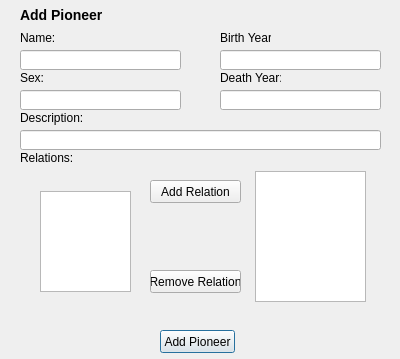
This is vika3/ui/addpioneer.ui in hlynurstef/Verklegt-namskeid-1-vika-3 as Qt 5 draws it before an edit. The edited form follows.
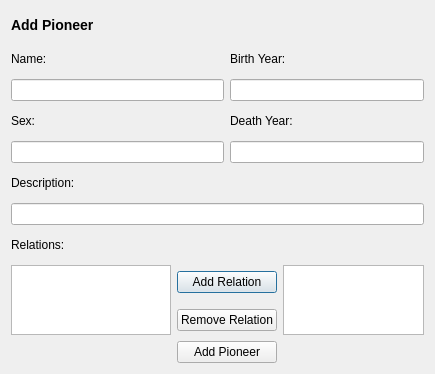
This is the edited form. Icons and pictures are not drawn.

```diff
--- a/vika3/ui/addpioneer.ui
+++ b/vika3/ui/addpioneer.ui
@@ -6,8 +6,8 @@
    <rect>
     <x>0</x>
     <y>0</y>
-    <width>400</width>
-    <height>359</height>
+    <width>435</width>
+    <height>374</height>
    </rect>
   </property>
   <property name="windowTitle">
@@ -17,258 +17,127 @@
    <iconset resource="resources.qrc">
     <normaloff>:/icons/Images/add_pio.png</normaloff>:/icons/Images/add_pio.png</iconset>
   </property>
+  <layout class="QGridLayout" name="gridLayout">
+   <item row="0" column="0">
   <widget class="QLabel" name="label_add_pio">
-   <property name="geometry">
-    <rect>
-     <x>20</x>
-     <y>0</y>
-     <width>91</width>
-     <height>31</height>
-    </rect>
-   </property>
    <property name="text">
     <string>&lt;h3&gt;Add Pioneer &lt;/h2&gt;</string>
    </property>
   </widget>
+   </item>
+   <item row="1" column="0">
   <widget class="QLabel" name="label_name">
-   <property name="geometry">
-    <rect>
-     <x>20</x>
-     <y>30</y>
-     <width>47</width>
-     <height>16</height>
-    </rect>
-   </property>
    <property name="text">
     <string>Name: </string>
    </property>
   </widget>
-  <widget class="QLineEdit" name="input_name">
-   <property name="geometry">
-    <rect>
-     <x>20</x>
-     <y>50</y>
-     <width>161</width>
-     <height>20</height>
-    </rect>
-   </property>
-  </widget>
-  <widget class="QLineEdit" name="input_bYear">
-   <property name="geometry">
-    <rect>
-     <x>220</x>
-     <y>50</y>
-     <width>161</width>
-     <height>20</height>
-    </rect>
-   </property>
-  </widget>
-  <widget class="QLineEdit" name="input_sex">
-   <property name="geometry">
-    <rect>
-     <x>20</x>
-     <y>90</y>
-     <width>161</width>
-     <height>20</height>
-    </rect>
-   </property>
-  </widget>
-  <widget class="QLineEdit" name="input_dYear">
-   <property name="geometry">
-    <rect>
-     <x>220</x>
-     <y>90</y>
-     <width>161</width>
-     <height>20</height>
-    </rect>
-   </property>
-  </widget>
-  <widget class="QLabel" name="label_sex">
-   <property name="geometry">
-    <rect>
-     <x>20</x>
-     <y>70</y>
-     <width>47</width>
-     <height>16</height>
-    </rect>
-   </property>
+   </item>
+   <item row="1" column="1" colspan="2">
+    <widget class="QLabel" name="label_name_error">
    <property name="text">
-    <string>Sex:</string>
-   </property>
-  </widget>
+      <string/>
+     </property>
+    </widget>
+   </item>
+   <item row="1" column="3" colspan="2">
   <widget class="QLabel" name="label_birth_year">
-   <property name="geometry">
-    <rect>
-     <x>220</x>
-     <y>30</y>
-     <width>51</width>
-     <height>16</height>
-    </rect>
-   </property>
    <property name="text">
     <string>Birth Year:</string>
    </property>
   </widget>
+   </item>
+   <item row="1" column="5">
+    <widget class="QLabel" name="label_byear_error">
+     <property name="text">
+      <string/>
+     </property>
+    </widget>
+   </item>
+   <item row="2" column="0" colspan="3">
+    <widget class="QLineEdit" name="input_name"/>
+   </item>
+   <item row="2" column="3" colspan="3">
+    <widget class="QLineEdit" name="input_bYear"/>
+   </item>
+   <item row="3" column="0">
+    <widget class="QLabel" name="label_sex">
+     <property name="text">
+      <string>Sex:</string>
+     </property>
+    </widget>
+   </item>
+   <item row="3" column="1" colspan="2">
+    <widget class="QLabel" name="label_sex_error">
+     <property name="text">
+      <string/>
+     </property>
+    </widget>
+   </item>
+   <item row="3" column="3" colspan="2">
   <widget class="QLabel" name="label__death_year">
-   <property name="geometry">
-    <rect>
-     <x>220</x>
-     <y>70</y>
-     <width>61</width>
-     <height>16</height>
-    </rect>
-   </property>
    <property name="text">
     <string>Death Year:</string>
    </property>
   </widget>
+   </item>
+   <item row="4" column="0" colspan="3">
+    <widget class="QLineEdit" name="input_sex"/>
+   </item>
+   <item row="4" column="3" colspan="3">
+    <widget class="QLineEdit" name="input_dYear"/>
+   </item>
+   <item row="5" column="0">
   <widget class="QLabel" name="label_description">
-   <property name="geometry">
-    <rect>
-     <x>20</x>
-     <y>110</y>
-     <width>71</width>
-     <height>16</height>
-    </rect>
-   </property>
    <property name="text">
     <string>Description:</string>
    </property>
   </widget>
-  <widget class="QPushButton" name="button_add_pioneer">
-   <property name="geometry">
-    <rect>
-     <x>160</x>
-     <y>330</y>
-     <width>75</width>
-     <height>23</height>
-    </rect>
-   </property>
-   <property name="text">
-    <string>Add Pioneer</string>
-   </property>
-  </widget>
-  <widget class="QLabel" name="label_name_error">
-   <property name="geometry">
-    <rect>
-     <x>116</x>
-     <y>30</y>
-     <width>61</width>
-     <height>20</height>
-    </rect>
-   </property>
-   <property name="text">
-    <string/>
-   </property>
-  </widget>
-  <widget class="QLabel" name="label_byear_error">
-   <property name="geometry">
-    <rect>
-     <x>296</x>
-     <y>30</y>
-     <width>81</width>
-     <height>20</height>
-    </rect>
-   </property>
-   <property name="text">
-    <string/>
-   </property>
-  </widget>
-  <widget class="QLabel" name="label_sex_error">
-   <property name="geometry">
-    <rect>
-     <x>116</x>
-     <y>70</y>
-     <width>61</width>
-     <height>20</height>
-    </rect>
-   </property>
-   <property name="text">
-    <string/>
-   </property>
-  </widget>
+   </item>
+   <item row="5" column="5">
   <widget class="QLabel" name="label_description_error">
-   <property name="geometry">
-    <rect>
-     <x>296</x>
-     <y>110</y>
-     <width>81</width>
-     <height>20</height>
-    </rect>
-   </property>
    <property name="text">
     <string/>
    </property>
   </widget>
-  <widget class="QLineEdit" name="input_description">
-   <property name="geometry">
-    <rect>
-     <x>20</x>
-     <y>130</y>
-     <width>361</width>
-     <height>20</height>
-    </rect>
-   </property>
-  </widget>
+   </item>
+   <item row="6" column="0" colspan="6">
+    <widget class="QLineEdit" name="input_description"/>
+   </item>
+   <item row="7" column="0">
   <widget class="QLabel" name="label_relations">
-   <property name="geometry">
-    <rect>
-     <x>20</x>
-     <y>150</y>
-     <width>61</width>
-     <height>16</height>
-    </rect>
-   </property>
    <property name="text">
     <string>Relations:</string>
    </property>
   </widget>
+   </item>
+   <item row="8" column="0" rowspan="2" colspan="2">
+    <widget class="QListWidget" name="list_unrelated_computers"/>
+   </item>
+   <item row="8" column="2" colspan="2">
   <widget class="QPushButton" name="button_add_relations">
-   <property name="geometry">
-    <rect>
-     <x>150</x>
-     <y>180</y>
-     <width>91</width>
-     <height>23</height>
-    </rect>
-   </property>
    <property name="text">
     <string>Add Relation</string>
    </property>
   </widget>
+   </item>
+   <item row="8" column="4" rowspan="2" colspan="2">
+    <widget class="QListWidget" name="list_related_computers"/>
+   </item>
+   <item row="9" column="2" colspan="2">
   <widget class="QPushButton" name="button_remove_relation">
-   <property name="geometry">
-    <rect>
-     <x>150</x>
-     <y>270</y>
-     <width>91</width>
-     <height>23</height>
-    </rect>
-   </property>
    <property name="text">
     <string>Remove Relation</string>
    </property>
   </widget>
-  <widget class="QListWidget" name="list_unrelated_computers">
-   <property name="geometry">
-    <rect>
-     <x>40</x>
-     <y>191</y>
-     <width>91</width>
-     <height>101</height>
-    </rect>
-   </property>
-  </widget>
-  <widget class="QListWidget" name="list_related_computers">
-   <property name="geometry">
-    <rect>
-     <x>255</x>
-     <y>171</y>
-     <width>111</width>
-     <height>131</height>
-    </rect>
-   </property>
-  </widget>
+   </item>
+   <item row="10" column="2" colspan="2">
+    <widget class="QPushButton" name="button_add_pioneer">
+     <property name="text">
+      <string>Add Pioneer</string>
+     </property>
+    </widget>
+   </item>
+  </layout>
  </widget>
  <tabstops>
   <tabstop>input_name</tabstop>
```
Lines whose indentation alone changed are shown as unchanged.
